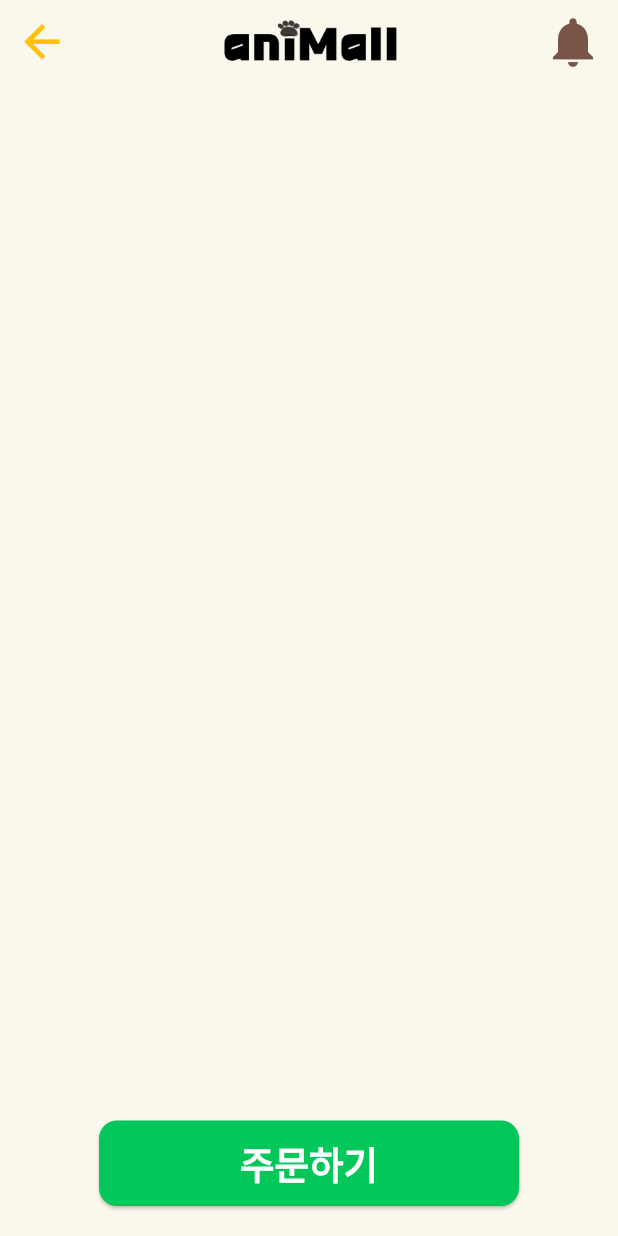
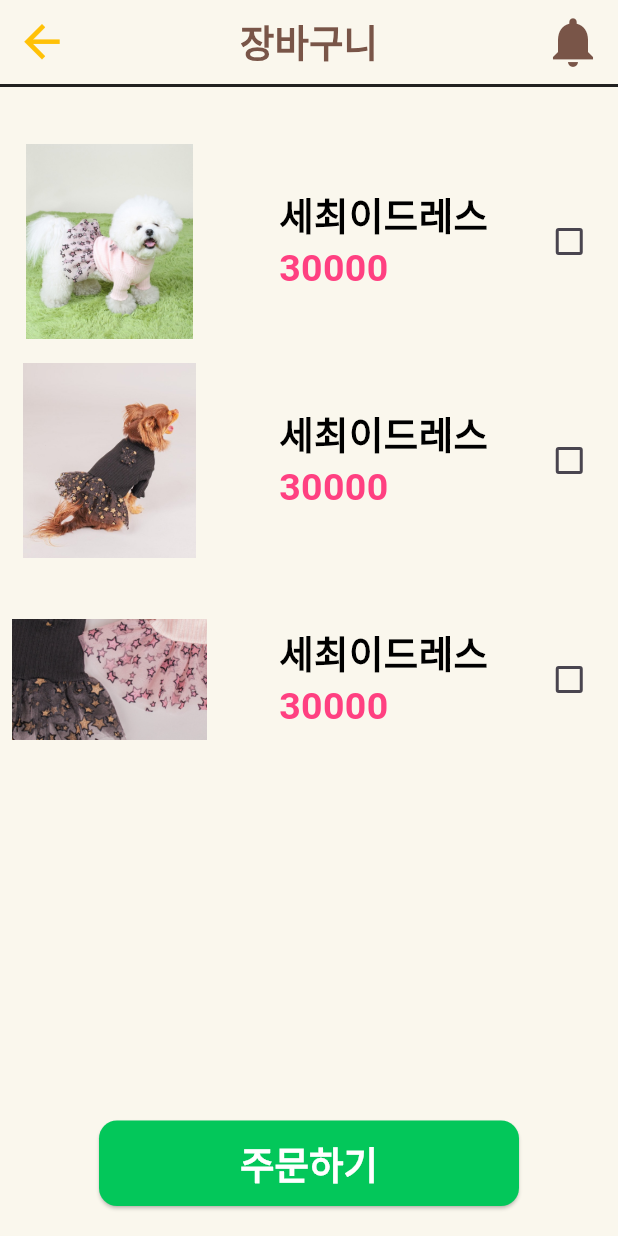
Before and after one commit to KimShun/Final_ProjectBasic, a Flutter app: the BasketScreen screen opened by its route, on a phone screen of 412 x 824 dp. Run offline on Flutter 3.47's test engine with Material 3 defaults, Android fonts, the phone set to English and light mode, and no system bars; our stand-ins replace bloc, card_swiper, circular_profile_avatar, cloud_firestore, dot_navigation_bar, dropdown_button2 and 11 more; missing offline and left inert: kakao_flutter_sdk_user; accounts and stored records are empty; Roboto replaces fonts that are missing (Jua).

Commit message:
BasketScreen.dart modify

```diff
--- a/shopping_minna_pet/lib/src/sale/SaleScreen_detail.dart
+++ b/shopping_minna_pet/lib/src/sale/SaleScreen_detail.dart
@@ -168,7 +168,7 @@ class _SaleDetailScreenState extends State<SaleDetailScreen> {
               width: 280.0,
               child: ElevatedButton(
                 onPressed: () {
-                  // 로그인 버튼 클릭 시 동작을 여기에 추가합니다.
+
                 },
                 style: ElevatedButton.styleFrom(
                   backgroundColor: const Color.fromARGB(255, 3, 199, 90),
--- a/shopping_minna_pet/lib/src/shoppingbasket/BasketScreen.dart
+++ b/shopping_minna_pet/lib/src/shoppingbasket/BasketScreen.dart
@@ -1,35 +1,42 @@
 import 'package:flutter/material.dart';
-import 'package:flutter_bloc/flutter_bloc.dart';
 import 'package:go_router/go_router.dart';
-import 'package:dot_navigation_bar/dot_navigation_bar.dart';
-import 'package:shopping_minna_pet/src/common/cubit/navigation_cubit.dart';
-import 'package:shopping_minna_pet/src/common/cubit/authentication_cubit.dart';
-import 'package:dropdown_button2/dropdown_button2.dart';
 import 'package:shopping_minna_pet/src/common/component/app_text.dart';
 
 class BasketScreen extends StatefulWidget {
+  const BasketScreen({Key? key}) : super(key: key);
 
-  const BasketScreen({Key? key}) : super(key: key);
   @override
   _BasketScreenState createState() => _BasketScreenState();
 }
 
-class  _BasketScreenState extends State<BasketScreen> {
+class _BasketScreenState extends State<BasketScreen> {
+
+  final List<CartItemModel> _cartItems = [
+    CartItemModel(imagePath: "assets/app/sale1.png", title: '세최이드레스', price: '30000'),
+    CartItemModel(imagePath: "assets/app/sale2.png", title: '세최이드레스', price: '30000'),
+    CartItemModel(imagePath: "assets/app/sale3.png", title: '세최이드레스', price: '30000'),
+
+  ];
+
+
+  final List<bool> _isCheckedList = [false, false,false];
+
   @override
   Widget build(BuildContext context) {
     return Scaffold(
       appBar: AppBar(
         leading: IconButton(
           onPressed: () {
-              Navigator.pop(context); //뒤로가기
+            Navigator.pop(context);
           },
           color: Colors.amber,
           iconSize: 35,
-            icon: Icon(Icons.arrow_back)),
-        title: Image.asset(
-          "assets/app/logo2.png",
-          width: 150,
-          height: 130,
+          icon: Icon(Icons.arrow_back),
+        ),
+        title: const AppText(
+          title: '장바구니',
+          fontSize: 25,
+          color: Colors.brown,
         ),
         centerTitle: true,
         actions: const [
@@ -38,11 +45,60 @@ class  _BasketScreenState extends State<BasketScreen> {
             color: Colors.brown,
             size: 40,
           ),
-
           SizedBox(width: 10.0),
         ],
       ),
-
+      body: Column(
+        children: [
+          Container(
+              height: 2, width: double.maxFinite, color: Colors.black87),
+          const SizedBox(height: 30),
+          Expanded(
+            child: ListView.builder(
+              itemCount: _cartItems.length,
+              itemBuilder: (context, index) {
+                return Row(
+                  children: [
+                    IconButton(
+                      onPressed: () => context.push('/saledetail'),
+                      icon: Image.asset(
+                        _cartItems[index].imagePath,
+                        width: 130,
+                        height: 130,
+                      ),
+                    ),
+                    const SizedBox(width: 40.0),
+                    Column(
+                      crossAxisAlignment: CrossAxisAlignment.start,
+                      children: [
+                        AppText(
+                          title: _cartItems[index].title,
+                          fontSize: 25,
+                          color: Colors.black,
+                        ),
+                        AppText(
+                          title: _cartItems[index].price,
+                          fontSize: 25,
+                          color: Colors.pinkAccent,
+                        ),
+                      ],
+                    ),
+                    SizedBox(width: 30.0),
+                    Checkbox(
+                      value: _isCheckedList[index],
+                      onChanged: (value) {
+                        setState(() {
+                          _isCheckedList[index] = value!;
+                        });
+                      },
+                    ),
+                  ],
+                );
+              },
+            ),
+          ),
+        ],
+      ),
       bottomNavigationBar: Padding(
         padding: const EdgeInsets.only(bottom: 20),
         child: Row(
@@ -52,7 +108,7 @@ class  _BasketScreenState extends State<BasketScreen> {
               width: 280.0,
               child: ElevatedButton(
                 onPressed: () {
-                    // 로그인 버튼 클릭 시 동작을 여기에 추가합니다.
+
                 },
                 style: ElevatedButton.styleFrom(
                   backgroundColor: const Color.fromARGB(255, 3, 199, 90),
@@ -64,14 +120,13 @@ class  _BasketScreenState extends State<BasketScreen> {
                   padding: const EdgeInsets.symmetric(
                       vertical: 10.0, horizontal: 30),
                   textStyle: const TextStyle(fontSize: 20),
-                    //primary: Colors.green,
                 ),
                 child: const AppText(
                   title: "주문하기",
                   fontSize: 25.0,
                   fontWeight: FontWeight.bold,
                   color: Colors.white,
-                  )
+                ),
               ),
             ),
           ],
@@ -80,3 +135,15 @@ class  _BasketScreenState extends State<BasketScreen> {
     );
   }
 }
+
+class CartItemModel {
+  final String title;
+  final String price;
+  final String imagePath;
+
+  CartItemModel({
+    required this.title,
+    required this.price,
+    required this.imagePath,
+  });
+}
```
Lines whose indentation alone changed are shown as unchanged.
